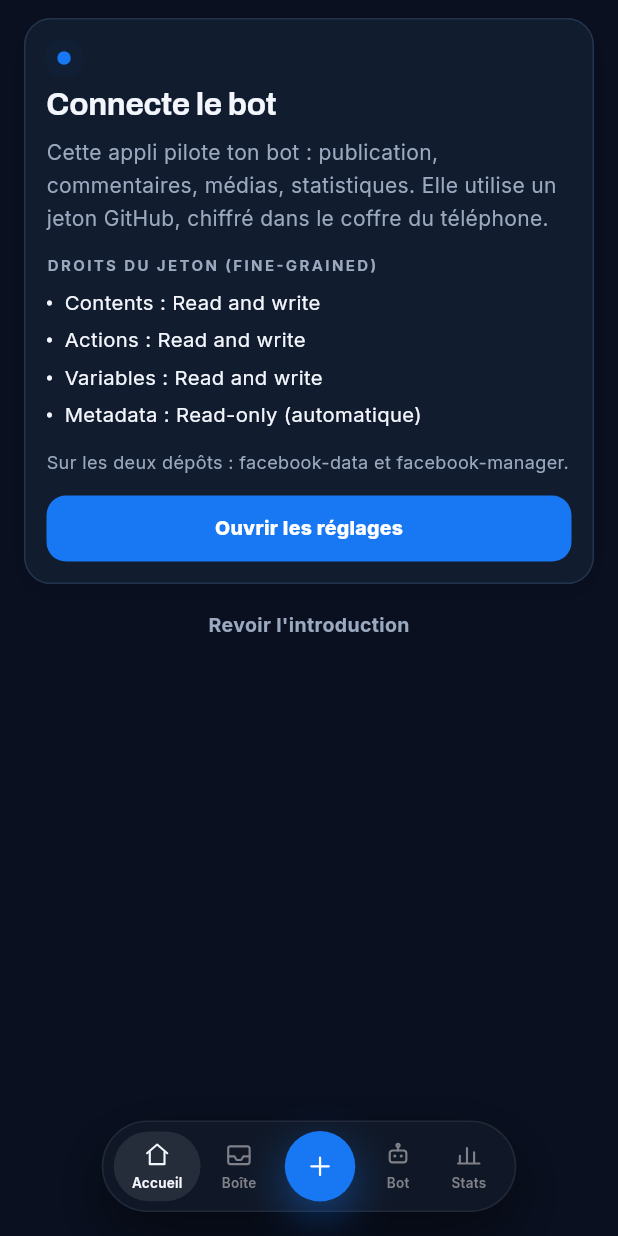
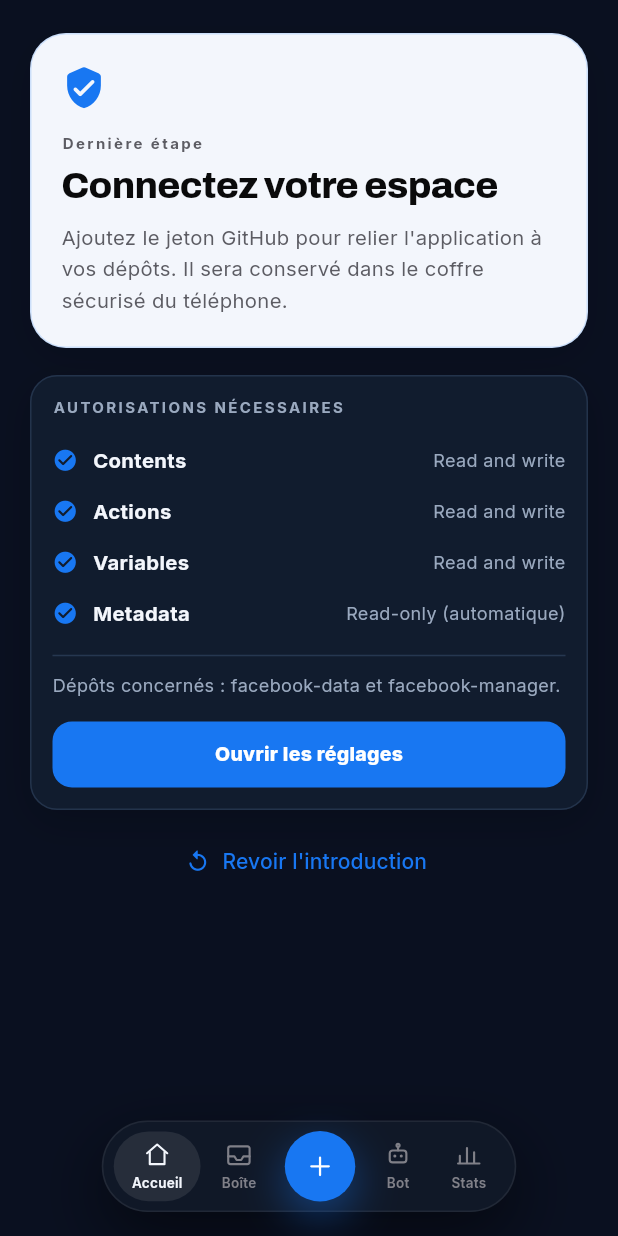
Before and after one commit to kidasniger/kidas-controle, a Flutter app: the screen it shows after launch, after a tap on "Passer", on a phone screen of 412 x 824 dp. Run offline on Flutter 3.47's test engine with Material 3 defaults, Android fonts, the phone set to English and light mode, and no system bars; our stand-ins replace file_picker, flutter_local_notifications, flutter_secure_storage, local_auth; network calls fail.

Commit message:
Refonte globale de l’interface, du splash et de l’onboarding

```diff
--- a/lib/main.dart
+++ b/lib/main.dart
@@ -268,40 +268,98 @@ class _BootState extends State<Boot> with WidgetsBindingObserver {
         const Positioned.fill(child: Shell()),
         if (!_ready || _locked)
           Positioned.fill(
-            child: Container(
+            child: DecoratedBox(
+              decoration: BoxDecoration(
                 color: c.bg,
+                gradient: LinearGradient(
+                  begin: Alignment.topLeft,
+                  end: Alignment.bottomRight,
+                  colors: [c.bg, c.card, c.bg],
+                ),
+              ),
               child: Center(
+                child: Padding(
+                  padding: const EdgeInsets.all(28),
                   child: Column(
                     mainAxisSize: MainAxisSize.min,
                     children: [
                       Container(
-                      width: 92,
-                      height: 92,
+                        width: 104,
+                        height: 104,
                         decoration: BoxDecoration(
                           color: c.ink,
-                        borderRadius: BorderRadius.circular(26),
+                          borderRadius: BorderRadius.circular(32),
+                          boxShadow: [
+                            BoxShadow(
+                              color: c.accent.withValues(alpha: .22),
+                              blurRadius: 34,
+                              spreadRadius: 2,
                             ),
-                      child: Center(
-                        child: Text(
+                          ],
+                        ),
+                        child: Stack(
+                          alignment: Alignment.center,
+                          children: [
+                            Text(
                               'K',
                               style: TextStyle(
-                            fontSize: 40,
+                                fontSize: 48,
                                 fontWeight: FontWeight.w900,
+                                letterSpacing: -3,
                                 color: c.bg,
                               ),
                             ),
+                            Positioned(
+                              right: 13,
+                              bottom: 13,
+                              child: Container(
+                                width: 12,
+                                height: 12,
+                                decoration: BoxDecoration(
+                                  color: c.accent,
+                                  shape: BoxShape.circle,
+                                  border: Border.all(color: c.ink, width: 2),
                                 ),
                               ),
-                    const SizedBox(height: 18),
-                    Text('KI DAS Contrôle', style: T.hero(c)),
-                    const SizedBox(height: 4),
+                            ),
+                          ],
+                        ),
+                      ),
+                      const SizedBox(height: 28),
                       Text(
-                      'Ton bot, sous contrôle',
-                      style: T.body(c).copyWith(color: c.muted),
+                        'KIDAS',
+                        style: T.hero(c).copyWith(
+                          color: c.ink,
+                          fontSize: 30,
+                          letterSpacing: 2.2,
                         ),
-                    const SizedBox(height: 34),
-                    SizedBox(width: 120, child: KSkeleton(4, radius: 2)),
+                      ),
+                      const SizedBox(height: 5),
+                      Text(
+                        'CONTRÔLE DE VOTRE PAGE',
+                        style: T.micro(c).copyWith(letterSpacing: 2.0),
+                      ),
+                      const SizedBox(height: 38),
+                      SizedBox(
+                        width: 156,
+                        child: ClipRRect(
+                          borderRadius: BorderRadius.circular(99),
+                          child: LinearProgressIndicator(
+                            minHeight: 4,
+                            backgroundColor: c.line,
+                            valueColor: AlwaysStoppedAnimation(c.accent),
+                          ),
+                        ),
+                      ),
+                      const SizedBox(height: 14),
+                      Text(
+                        _locked && _ready
+                            ? 'Authentification sécurisée…'
+                            : 'Préparation de votre espace…',
+                        style: T.caption(c),
+                      ),
                     ],
+                  ),
                 ),
               ),
             ),
--- a/lib/screens/welcome.dart
+++ b/lib/screens/welcome.dart
@@ -7,8 +7,7 @@ import '../ui/common.dart';
 import '../ui/shell.dart' show SubPage;
 import 'settings.dart';
 
-/// Premier lancement : 3 écrans d'introduction, puis la fiche jeton.
-/// Port fidèle de WelcomeScreen.java.
+/// Onboarding et connexion initiale, sans modifier le parcours de configuration.
 class WelcomeScreen extends StatefulWidget {
   const WelcomeScreen({super.key});
   @override
@@ -22,17 +21,23 @@ class _WelcomeScreenState extends State<WelcomeScreen> {
 
   static const _slides = [
     [
-      'Votre bot, sous contrôle',
-      "Publications, commentaires, réponses : suis l'activité de Kidas sur ta Page Facebook, en temps réel."
+      'Votre Page, en un seul endroit',
+      "Retrouvez les conversations, les publications et l'activité de votre Page dans un espace de pilotage clair."
     ],
     [
-      'Règles et réponses auto',
-      "Like, réponse IA, Messenger : les règles du bot se gèrent dans l'onglet Réponses."
+      'Un bot que vous gardez en main',
+      "Configurez les règles, contrôlez les automatisations et consultez les exécutions sans perdre la visibilité."
     ],
     [
-      'Statistiques en direct',
-      "Abonnés, vues, interactions : tout ce que le bot accomplit est mesuré dans l'onglet Stats."
+      'Des décisions guidées par les données',
+      "Suivez les statistiques, les rapports et les alertes pour comprendre ce qui se passe sur votre Page."
     ],
+  ];
+
+  static const _icons = [
+    Icons.dashboard_customize_rounded,
+    Icons.smart_toy_rounded,
+    Icons.insights_rounded,
   ];
 
   @override
@@ -56,58 +61,112 @@ class _WelcomeScreenState extends State<WelcomeScreen> {
   @override
   Widget build(BuildContext context) {
     final c = context.p;
-    if (!_checked) return const SizedBox.shrink();
+    if (!_checked) {
+      return const Center(child: CircularProgressIndicator());
+    }
     return ListView(
-      padding: const EdgeInsets.fromLTRB(16, 12, 16, 24),
+      padding: const EdgeInsets.fromLTRB(20, 22, 20, 30),
       children: _intro ? _slides2(c) : _tokenCard(c),
     );
   }
 
   List<Widget> _slides2(Palette c) {
     return [
-      const SizedBox(height: 18),
-      Center(
-        child: Container(
-          width: 76,
-          height: 76,
+      Row(
+        children: [
+          Container(
+            width: 46,
+            height: 46,
             decoration: BoxDecoration(
-              color: c.ink, borderRadius: BorderRadius.circular(22)),
+              color: c.ink,
+              borderRadius: BorderRadius.circular(15),
+            ),
             child: Center(
               child: Text('K',
                   style: TextStyle(
-                      fontSize: 34, fontWeight: FontWeight.w900, color: c.bg))),
+                    color: c.bg,
+                    fontSize: 25,
+                    fontWeight: FontWeight.w900,
+                  )),
             ),
           ),
-      const SizedBox(height: 26),
-      Text(_slides[_step][0],
-          textAlign: TextAlign.center, style: T.title(c).copyWith(fontSize: 21)),
-      const SizedBox(height: 8),
-      Text(_slides[_step][1],
-          textAlign: TextAlign.center,
-          style: T.body(c).copyWith(color: c.muted, fontSize: 14)),
-      const SizedBox(height: 22),
-      Center(
-        child: Row(mainAxisSize: MainAxisSize.min, children: [
-          for (var i = 0; i < 3; i++)
+          const SizedBox(width: 12),
+          Expanded(
+            child: Column(
+              crossAxisAlignment: CrossAxisAlignment.start,
+              children: [
+                Text('KIDAS CONTRÔLE',
+                    style: T.strong(c).copyWith(letterSpacing: 1.1)),
+                Text('VOTRE ESPACE DE PILOTAGE',
+                    style: T.micro(c).copyWith(fontSize: 9)),
+              ],
+            ),
+          ),
+          TextButton(onPressed: _finish, child: const Text('Passer')),
+        ],
+      ),
+      const SizedBox(height: 28),
+      KHero(
+        child: Column(
+          crossAxisAlignment: CrossAxisAlignment.start,
+          children: [
             Container(
-              width: i == _step ? 24 : 8,
-              height: 8,
-              margin: const EdgeInsets.symmetric(horizontal: 4),
+              width: 58,
+              height: 58,
               decoration: BoxDecoration(
-                  color: i == _step ? c.ink : c.line,
-                  borderRadius: BorderRadius.circular(99)),
+                color: c.accent.withValues(alpha: .16),
+                borderRadius: BorderRadius.circular(18),
               ),
-        ]),
+              child: Icon(_icons[_step], color: c.accent, size: 29),
+            ),
+            const SizedBox(height: 30),
+            Text('0${_step + 1} / 03',
+                style: T.micro(c).copyWith(color: c.heroMut)),
+            const SizedBox(height: 10),
+            Text(
+              _slides[_step][0],
+              style: T.hero(c).copyWith(fontSize: 27),
+            ),
+            const SizedBox(height: 12),
+            Text(
+              _slides[_step][1],
+              style: T.body(c).copyWith(color: c.heroMut, fontSize: 14),
             ),
             const SizedBox(height: 24),
-      Row(children: [
+            Row(
+              children: List.generate(
+                3,
+                (i) => Expanded(
+                  child: AnimatedContainer(
+                    duration: KAnim.med,
+                    height: 4,
+                    margin: EdgeInsets.only(right: i == 2 ? 0 : 6),
+                    decoration: BoxDecoration(
+                      color: i <= _step ? c.accent : c.heroMut.withValues(alpha: .25),
+                      borderRadius: BorderRadius.circular(99),
+                    ),
+                  ),
+                ),
+              ),
+            ),
+          ],
+        ),
+      ),
+      const SizedBox(height: 22),
+      Row(
+        children: [
+          if (_step > 0)
             Expanded(
-          child: KBtnGhost('Passer', onTap: _finish),
+              child: KBtnGhost('Retour', onTap: () {
+                Fx.tick();
+                setState(() => _step--);
+              }),
             ),
-        const SizedBox(width: 8),
+          if (_step > 0) const SizedBox(width: 10),
           Expanded(
             flex: 2,
-          child: KBtn(_step < 2 ? 'Suivant' : 'Commencer', onTap: () {
+            child: KBtn(_step < 2 ? 'Continuer' : 'Configurer mon accès',
+                onTap: () {
               Fx.tick();
               if (_step < 2) {
                 setState(() => _step++);
@@ -116,72 +175,92 @@ class _WelcomeScreenState extends State<WelcomeScreen> {
               }
             }),
           ),
-      ]),
-      const SizedBox(height: 14),
-      Text(
-        "L'appli pilote le bot via GitHub. Ton jeton restera chiffré dans le téléphone.",
+        ],
+      ),
+      const SizedBox(height: 18),
+      Center(
+        child: Text(
+          'Simple à piloter · Sécurisé · Toujours sous contrôle',
           textAlign: TextAlign.center,
           style: T.caption(c),
+        ),
       ),
     ];
   }
 
   List<Widget> _tokenCard(Palette c) {
     return [
+      KHero(
+        child: Column(
+          crossAxisAlignment: CrossAxisAlignment.start,
+          children: [
+            Icon(Icons.verified_user_rounded, color: c.accent, size: 30),
+            const SizedBox(height: 16),
+            Text('Dernière étape', style: T.micro(c).copyWith(color: c.heroMut)),
+            const SizedBox(height: 7),
+            Text('Connectez votre espace',
+                style: T.hero(c).copyWith(fontSize: 25)),
+            const SizedBox(height: 10),
+            Text(
+              "Ajoutez le jeton GitHub pour relier l'application à vos dépôts. Il sera conservé dans le coffre sécurisé du téléphone.",
+              style: T.body(c).copyWith(color: c.heroMut),
+            ),
+          ],
+        ),
+      ),
+      const SizedBox(height: 18),
       KCard(
-        child: Column(crossAxisAlignment: CrossAxisAlignment.start, children: [
-          PulseDot(c.accent),
-          const SizedBox(height: 6),
-          Text('Connecte le bot', style: T.title(c).copyWith(fontSize: 21)),
-          const SizedBox(height: 8),
-          Text(
-            "Cette appli pilote ton bot : publication, commentaires, médias, statistiques. Elle utilise un jeton GitHub, chiffré dans le coffre du téléphone.",
-            style: T.body(c).copyWith(color: c.muted, fontSize: 14),
-          ),
-          const SizedBox(height: 14),
-          Text('DROITS DU JETON (FINE-GRAINED)', style: T.micro(c)),
-          const SizedBox(height: 6),
+        child: Column(
+          crossAxisAlignment: CrossAxisAlignment.start,
+          children: [
+            Text('AUTORISATIONS NÉCESSAIRES', style: T.micro(c)),
+            const SizedBox(height: 12),
             for (final r in const [
-            'Contents : Read and write',
-            'Actions : Read and write',
-            'Variables : Read and write',
-            'Metadata : Read-only (automatique)'
+              ('Contents', 'Read and write'),
+              ('Actions', 'Read and write'),
+              ('Variables', 'Read and write'),
+              ('Metadata', 'Read-only (automatique)'),
             ])
               Padding(
-              padding: const EdgeInsets.symmetric(vertical: 2),
-              child: Row(children: [
-                Icon(Icons.circle, size: 4, color: c.ink),
-                const SizedBox(width: 8),
-                Text(r, style: T.body(c)),
-              ]),
+                padding: const EdgeInsets.symmetric(vertical: 7),
+                child: Row(
+                  children: [
+                    Icon(Icons.check_circle_rounded,
+                        size: 17, color: c.accent),
+                    const SizedBox(width: 10),
+                    Expanded(child: Text(r.$1, style: T.strong(c))),
+                    Text(r.$2, style: T.caption(c)),
+                  ],
+                ),
+              ),
+            const Divider(height: 22),
+            Text(
+              'Dépôts concernés : facebook-data et facebook-manager.',
+              style: T.caption(c),
+            ),
+            const SizedBox(height: 16),
+            KBtn(
+              'Ouvrir les réglages',
+              onTap: () {
+                Fx.tick();
+                Navigator.of(context).push(MaterialPageRoute<void>(
+                  builder: (_) =>
+                      const SubPage('Réglages', child: SettingsScreen()),
+                ));
+              },
+            ),
+          ],
+        ),
       ),
       const SizedBox(height: 10),
-          Text(
-            "Sur les deux dépôts : facebook-data et facebook-manager.",
-            style: T.caption(c),
-          ),
-          const SizedBox(height: 14),
-          KBtn('Ouvrir les réglages', onTap: () {
-            Fx.tick();
-            Navigator.of(context).push(MaterialPageRoute<void>(
-                builder: (_) => const SubPage('Réglages', child: SettingsScreen())));
-          }),
-        ]),
-      ),
-      const SizedBox(height: 8),
-      Press(
-        onTap: () => setState(() {
+      Center(
+        child: TextButton.icon(
+          onPressed: () => setState(() {
             _intro = true;
             _step = 0;
           }),
-        child: Padding(
-          padding: const EdgeInsets.symmetric(vertical: 10),
-          child: Center(
-              child: Text('Revoir l\'introduction',
-                  style: TextStyle(
-                      fontSize: 13,
-                      fontWeight: FontWeight.w700,
-                      color: c.muted))),
+          icon: const Icon(Icons.replay_rounded, size: 17),
+          label: const Text("Revoir l'introduction"),
         ),
       ),
     ];
--- a/lib/ui/common.dart
+++ b/lib/ui/common.dart
@@ -132,12 +132,14 @@ class KCard extends StatelessWidget {
       decoration: BoxDecoration(
         color: color ?? c.card,
         borderRadius: BorderRadius.circular(radius),
-        border: border ?? Border.all(color: c.line.withValues(alpha: .9)),
+        border: border ?? Border.all(color: c.line.withValues(alpha: .85)),
         boxShadow: [
           BoxShadow(
-            color: Colors.black.withValues(alpha: Theme.of(context).brightness == Brightness.dark ? .12 : .035),
-            blurRadius: 18,
-            offset: const Offset(0, 5),
+            color: Colors.black.withValues(
+              alpha: Theme.of(context).brightness == Brightness.dark ? .16 : .045,
+            ),
+            blurRadius: 22,
+            offset: const Offset(0, 8),
           ),
         ],
       ),
@@ -156,10 +158,18 @@ class KHero extends StatelessWidget {
     final c = context.p;
     return Container(
       width: double.infinity,
-      padding: const EdgeInsets.all(16),
+      padding: const EdgeInsets.all(20),
       decoration: BoxDecoration(
         color: c.heroBg,
-        borderRadius: BorderRadius.circular(KDim.rCard),
+        borderRadius: BorderRadius.circular(24),
+        border: Border.all(color: c.accent.withValues(alpha: .18)),
+        boxShadow: [
+          BoxShadow(
+            color: Colors.black.withValues(alpha: .10),
+            blurRadius: 22,
+            offset: const Offset(0, 8),
+          ),
+        ],
       ),
       child: child,
     );
@@ -202,15 +212,16 @@ class KSection extends StatelessWidget {
               ),
           ],
         ),
-        const SizedBox(height: 9),
+        const SizedBox(height: 10),
         Container(
-          height: 1,
+          height: 2,
+          width: 34,
           decoration: BoxDecoration(
-            color: c.line,
-            borderRadius: BorderRadius.circular(2),
+            color: c.accent,
+            borderRadius: BorderRadius.circular(99),
           ),
         ),
-        const SizedBox(height: 12),
+        const SizedBox(height: 14),
       ],
     );
   }
@@ -548,12 +559,12 @@ class IconBox extends StatelessWidget {
   Widget build(BuildContext context) {
     final c = context.p;
     return Container(
-      width: 40,
-      height: 40,
+      width: 44,
+      height: 44,
       decoration: BoxDecoration(
-        color: c.accent.withValues(alpha: .09),
-        borderRadius: BorderRadius.circular(13),
-        border: Border.all(color: c.accent.withValues(alpha: .10)),
+        color: c.accent.withValues(alpha: .10),
+        borderRadius: BorderRadius.circular(15),
+        border: Border.all(color: c.accent.withValues(alpha: .14)),
       ),
       child: Icon(icon, size: size, color: c.accent),
     );
@@ -586,10 +597,11 @@ class StatusChip extends StatelessWidget {
       bg = c.accent;
     }
     return Container(
-      padding: const EdgeInsets.symmetric(horizontal: 10, vertical: 3),
+      padding: const EdgeInsets.symmetric(horizontal: 11, vertical: 5),
       decoration: BoxDecoration(
         color: bg,
         borderRadius: BorderRadius.circular(99),
+        border: Border.all(color: fg.withValues(alpha: .10)),
       ),
       child: Text(
         label,
--- a/lib/ui/shell.dart
+++ b/lib/ui/shell.dart
@@ -153,6 +153,7 @@ class SubPage extends StatelessWidget {
   final Widget child;
   final Widget? trailing;
   const SubPage(this.title, {super.key, required this.child, this.trailing});
+
   @override
   Widget build(BuildContext context) {
     final c = context.p;
@@ -162,11 +163,13 @@ class SubPage extends StatelessWidget {
         bottom: false,
         child: Column(
           children: [
-            Padding(
-              padding: const EdgeInsets.fromLTRB(16, 12, 16, 0),
-              child: Column(
-                children: [
-                  Row(
+            Container(
+              padding: const EdgeInsets.fromLTRB(16, 10, 16, 13),
+              decoration: BoxDecoration(
+                color: c.bg,
+                border: Border(bottom: BorderSide(color: c.line)),
+              ),
+              child: Row(
                 children: [
                   Press(
                     onTap: () {
@@ -176,35 +179,39 @@ class SubPage extends StatelessWidget {
                     child: Container(
                       width: 42,
                       height: 42,
-                          alignment: Alignment.center,
                       decoration: BoxDecoration(
                         color: c.card,
-                            borderRadius: BorderRadius.circular(14),
+                        borderRadius: BorderRadius.circular(15),
                         border: Border.all(color: c.line),
                       ),
-                          child: Picto('back', size: 17, color: c.ink),
+                      child: Icon(Icons.arrow_back_rounded,
+                          size: 19, color: c.ink),
                     ),
                   ),
-                      const SizedBox(width: 12),
+                  const SizedBox(width: 13),
                   Expanded(
-                        child: Text(
-                          title,
+                    child: Column(
+                      crossAxisAlignment: CrossAxisAlignment.start,
+                      children: [
+                        Text(
+                          title.toUpperCase(),
                           maxLines: 1,
                           overflow: TextOverflow.ellipsis,
-                          style: T.title(c),
+                          style: T.title(c).copyWith(
+                            fontSize: 16,
+                            fontWeight: FontWeight.w800,
                           ),
                         ),
-                      if (trailing != null) trailing!,
+                        const SizedBox(height: 2),
+                        Text('ESPACE DE GESTION',
+                            style: T.micro(c).copyWith(fontSize: 9)),
                       ],
                     ),
-                  const SizedBox(height: 12),
-                  Container(
-                    height: 1,
-                    decoration: BoxDecoration(
-                      color: c.line,
-                      borderRadius: BorderRadius.circular(2),
                   ),
-                  ),
+                  if (trailing != null) ...[
+                    const SizedBox(width: 8),
+                    trailing!,
+                  ],
                 ],
               ),
             ),
```
Lines whose indentation alone changed are shown as unchanged.
